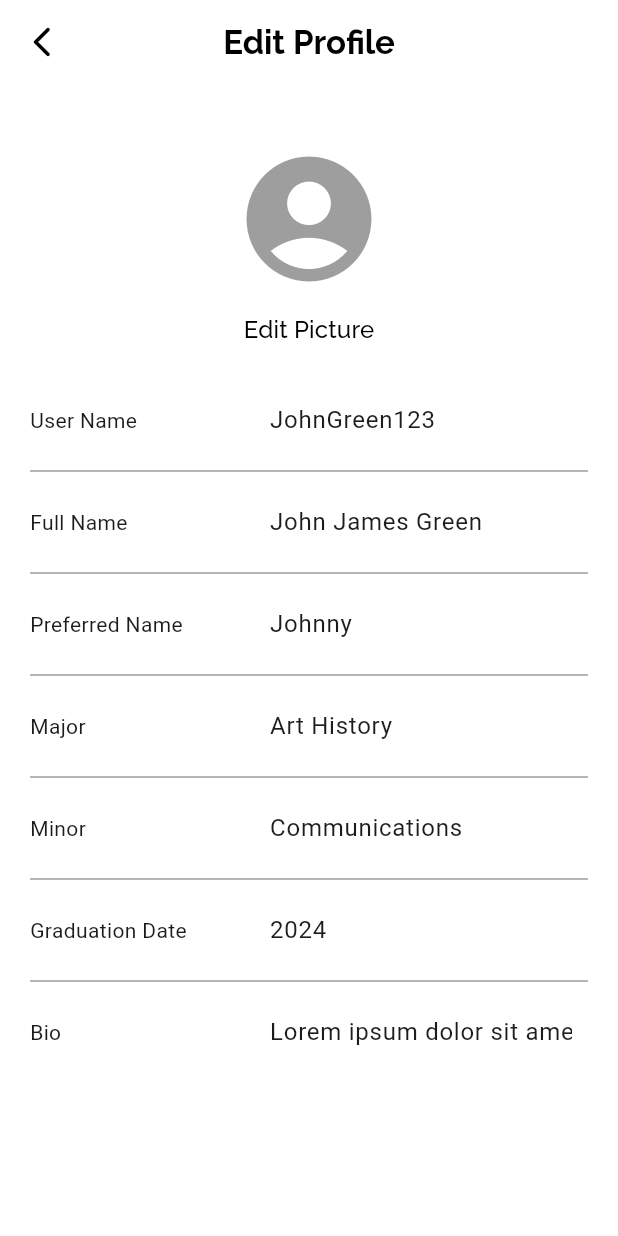
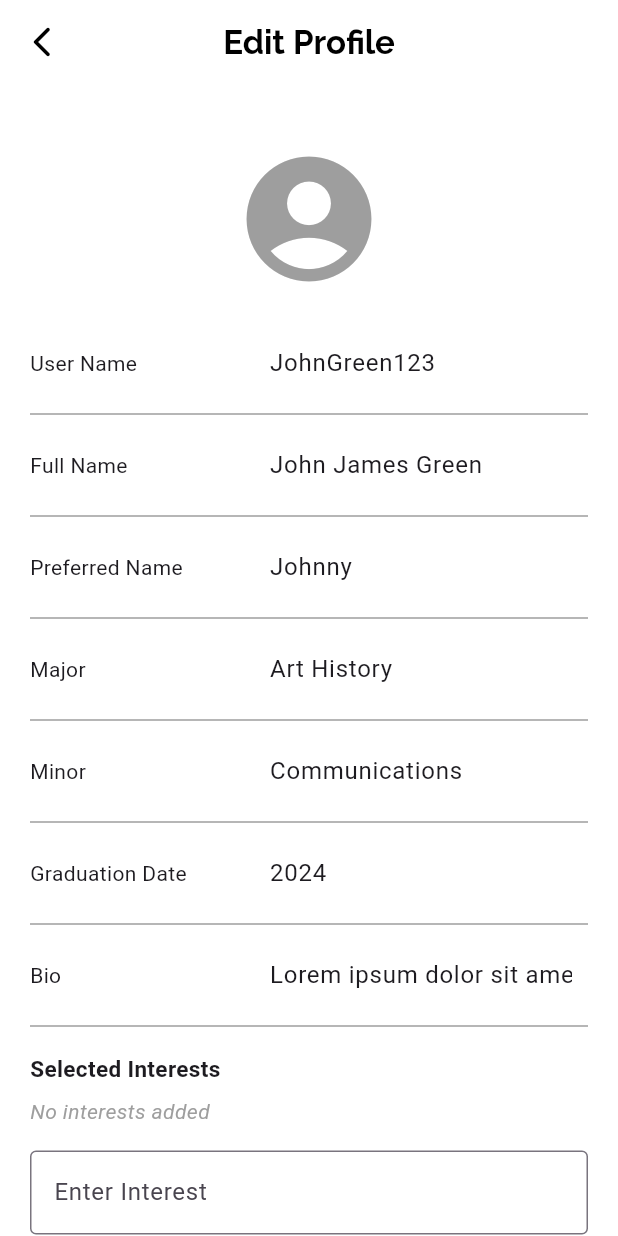
Before and after one commit to BroncoBond/Bronco-Bond, a Flutter app: the EditProfile screen opened directly, on a phone screen of 412 x 824 dp. Run offline on Flutter 3.47's test engine with Material 3 defaults, Android fonts, the phone set to English and light mode, and no system bars; our stand-ins replace google_fonts, image_picker, jwt_decoder, shared_preferences; accounts and stored records are empty; generated files the repository leaves out were written again.

Commit message:
updated edit profile
added interests and club editor

```diff
--- a/lib/src/screens/edit_profile.dart
+++ b/lib/src/screens/edit_profile.dart
@@ -1,15 +1,34 @@
 import 'package:flutter/material.dart';
 import 'package:google_fonts/google_fonts.dart';
 
-/// Displays detailed information about a SampleItem.
 class EditProfile extends StatefulWidget {
-  const EditProfile({super.key});
+  const EditProfile({Key? key}) : super(key: key);
 
   @override
-   EditProfilePageState createState() =>  EditProfilePageState();
+  EditProfilePageState createState() => EditProfilePageState();
 }
 
 class EditProfilePageState extends State<EditProfile> {
+  final List<String> clubSuggestions = ['CSS', 'sheCodes', 'Flutter Club', 'Coding Club', 'Art Club'];
+  late TextEditingController _clubController;
+  late TextEditingController _textController;
+  List<String> selectedClubs = [];
+  List<String> addedInterests = [];
+
+  @override
+  void initState() {
+    super.initState();
+    _clubController = TextEditingController();
+    _textController = TextEditingController();
+  }
+
+  @override
+  void dispose() {
+    _clubController.dispose();
+    _textController.dispose();
+    super.dispose();
+  }
+
   @override
   Widget build(BuildContext context) {
     return Scaffold(
@@ -18,10 +37,15 @@ class EditProfilePageState extends State<EditProfile> {
           onPressed: () {
             Navigator.of(context).pop();
           },
-            icon: const Icon(Icons.arrow_back_ios_new_rounded, color: Colors.black)),
-        title: Text('Edit Profile',
+          icon: const Icon(Icons.arrow_back_ios_new_rounded, color: Colors.black),
+        ),
+        title: Text(
+          'Edit Profile',
           style: GoogleFonts.raleway(
-              fontSize: 22, fontWeight: FontWeight.bold, color: Colors.black)
+            fontSize: 22,
+            fontWeight: FontWeight.bold,
+            color: Colors.black,
+          ),
         ),
         centerTitle: true,
         backgroundColor: Colors.white,
@@ -44,30 +68,7 @@ class EditProfilePageState extends State<EditProfile> {
                 ),
               ),
 
-
-
-              // Edit Picture button
-              Center(
-                child: ElevatedButton(
-                  onPressed: () {
-      // Add functionality to edit picture
-                 },
-                style: ElevatedButton.styleFrom(
-                backgroundColor: Colors.transparent, // Set button color to transparent
-                elevation: 0, // Remove button elevation
-                  ),
-               child: Text(
-                'Edit Picture',
-                style: GoogleFonts.raleway(
-                color: Colors.black, // Set text color to transparent
-                fontSize: 16
-                   ),
-                  ),
-                ),
-                ),
-
-
-              SizedBox(height: 10), // Add space below the Edit Picture button
+              SizedBox(height: 20), // Add space below the profile icon
 
               // Rows for editing profile information
               EditableRow(label: 'User Name', initialValue: 'JohnGreen123'),
@@ -83,10 +84,115 @@ class EditProfilePageState extends State<EditProfile> {
               EditableRow(label: 'Graduation Date', initialValue: '2024'),
               Divider(color: Colors.grey), // Add a horizontal line
               EditableRow(label: 'Bio', initialValue: 'Lorem ipsum dolor sit amet'),
+              Divider(color: Colors.grey),
+
+              SizedBox(height: 10),
+               // Add space between profile info and selection widgets
+              AddTextWidget(
+                initialInterests: addedInterests,
+                onInterestsChanged: (interests) {
+                  setState(() {
+                    addedInterests = interests;
+                  });
+                },
+              ),
+              SizedBox(height: 20),
+              Divider(color: Colors.grey),
+              // Selected clubs widget
+                             SizedBox(height: 20),
+              SelectedClubsList(
+                selectedClubs: selectedClubs,
+                onDelete: (club) {
+                  setState(() {
+                    selectedClubs.remove(club);
+                  });
+                },
+              ),// Add space between selected clubs and added texts
+
+              // Added texts widge
+
+              SizedBox(height: 20), // Add space between added texts and selection dropdown
+
+              // Dropdown menu for club selection
+              DropdownButtonFormField<String>(
+                value: null,
+                items: clubSuggestions.map((String suggestion) {
+                  return DropdownMenuItem<String>(
+                    value: suggestion,
+                    child: Text(suggestion),
+                  );
+                }).toList(),
+                onChanged: (String? newValue) {
+                  if (newValue != null && !selectedClubs.contains(newValue)) {
+                    setState(() {
+                      selectedClubs.add(newValue);
+                    });
+                  }
+                },
+                decoration: InputDecoration(
+                  labelText: 'Select Club',
+                  border: OutlineInputBorder(),
+                  isDense: true,
+                ),
+              ),
             ],
           ),
         ),
       ),
+    );
+  }
+}
+
+class SelectedClubsList extends StatelessWidget {
+  final List<String> selectedClubs;
+  final void Function(String) onDelete;
+
+  const SelectedClubsList({Key? key, required this.selectedClubs, required this.onDelete}) : super(key: key);
+
+  @override
+  Widget build(BuildContext context) {
+    return Column(
+      crossAxisAlignment: CrossAxisAlignment.start,
+      children: [
+        Text(
+          'Selected Clubs',
+          style: TextStyle(
+            fontWeight: FontWeight.bold,
+            fontSize: 15,
+          ),
+        ),
+        SizedBox(height: 8),
+        if (selectedClubs.isEmpty)
+          Text(
+            'No clubs selected',
+            style: TextStyle(
+              fontStyle: FontStyle.italic,
+              color: Colors.grey,
+            ),
+          )
+        else
+          Column(
+            crossAxisAlignment: CrossAxisAlignment.start,
+            children: selectedClubs
+                .map((club) => Padding(
+                      padding: const EdgeInsets.symmetric(vertical: 4.0),
+                      child: Row(
+                        children: [
+                          Expanded(
+                            child: Text(club),
+                          ),
+                          IconButton(
+                            icon: Icon(Icons.delete),
+                            onPressed: () {
+                              onDelete(club);
+                            },
+                          ),
+                        ],
+                      ),
+                    ))
+                .toList(),
+          ),
+      ],
     );
   }
 }
@@ -128,3 +234,100 @@ class EditableRow extends StatelessWidget {
     );
   }
 }
+
+class AddTextWidget extends StatefulWidget {
+  final List<String> initialInterests;
+  final void Function(List<String>) onInterestsChanged;
+
+  const AddTextWidget({
+    Key? key,
+    required this.initialInterests,
+    required this.onInterestsChanged,
+  }) : super(key: key);
+
+  @override
+  _AddTextWidgetState createState() => _AddTextWidgetState();
+}
+
+class _AddTextWidgetState extends State<AddTextWidget> {
+  late TextEditingController _textController;
+  List<String> _interests = [];
+
+  @override
+  void initState() {
+    super.initState();
+    _interests.addAll(widget.initialInterests);
+    _textController = TextEditingController();
+  }
+
+  @override
+  void dispose() {
+    _textController.dispose();
+    super.dispose();
+  }
+
+  @override
+  Widget build(BuildContext context) {
+    return Column(
+      crossAxisAlignment: CrossAxisAlignment.start,
+      children: [
+        Text(
+          'Selected Interests',
+          style: TextStyle(
+            fontWeight: FontWeight.bold,
+            fontSize: 15,
+          ),
+        ),
+        SizedBox(height: 8),
+        if (_interests.isEmpty)
+          Text(
+            'No interests added',
+            style: TextStyle(
+              fontStyle: FontStyle.italic,
+              color: Colors.grey,
+            ),
+          )
+        else
+          Column(
+            crossAxisAlignment: CrossAxisAlignment.start,
+            children: _interests
+                .map((interest) => Padding(
+                      padding: const EdgeInsets.symmetric(vertical: 4.0),
+                      child: Row(
+                        children: [
+                          Expanded(
+                            child: Text(interest),
+                          ),
+                          IconButton(
+                            icon: Icon(Icons.delete),
+                            onPressed: () {
+                              setState(() {
+                                _interests.remove(interest);
+                                widget.onInterestsChanged(_interests);
+                              });
+                            },
+                          ),
+                        ],
+                      ),
+                    ))
+                .toList(),
+          ),
+        SizedBox(height: 16),
+        TextField(
+          controller: _textController,
+          decoration: InputDecoration(
+            labelText: 'Enter Interest',
+            border: OutlineInputBorder(),
+          ),
+          onSubmitted: (interest) {
+            setState(() {
+              _interests.add(interest);
+              widget.onInterestsChanged(_interests);
+              _textController.clear();
+            });
+          },
+        ),
+      ],
+    );
+  }
+}
```
Lines whose indentation alone changed are shown as unchanged.
